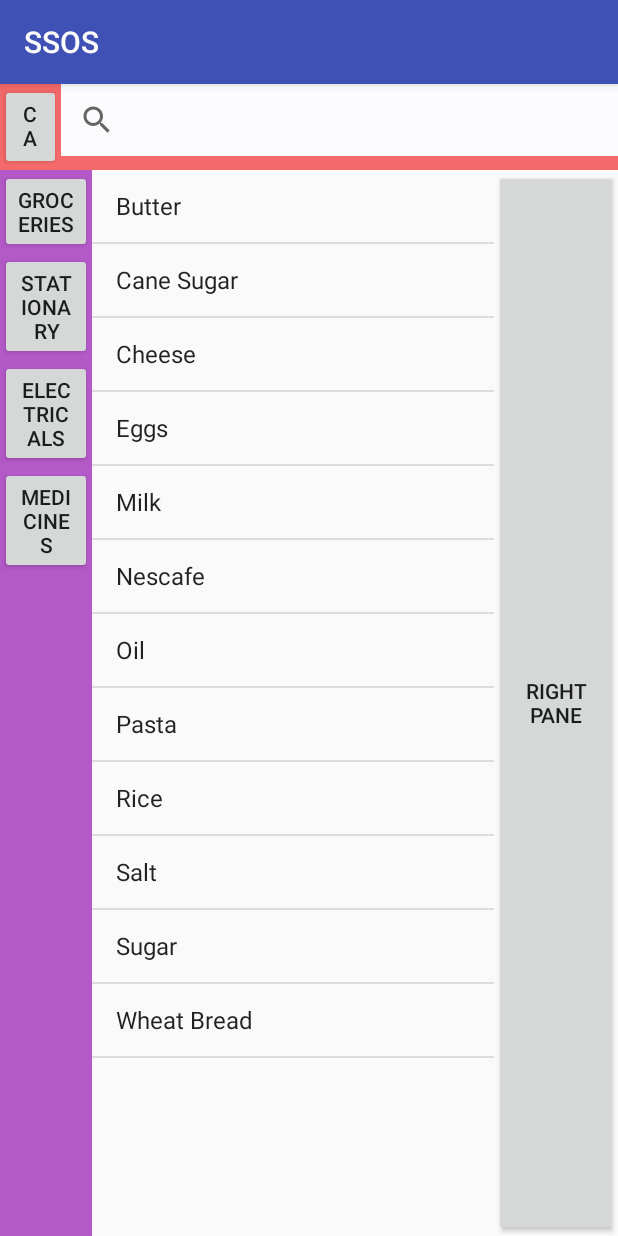
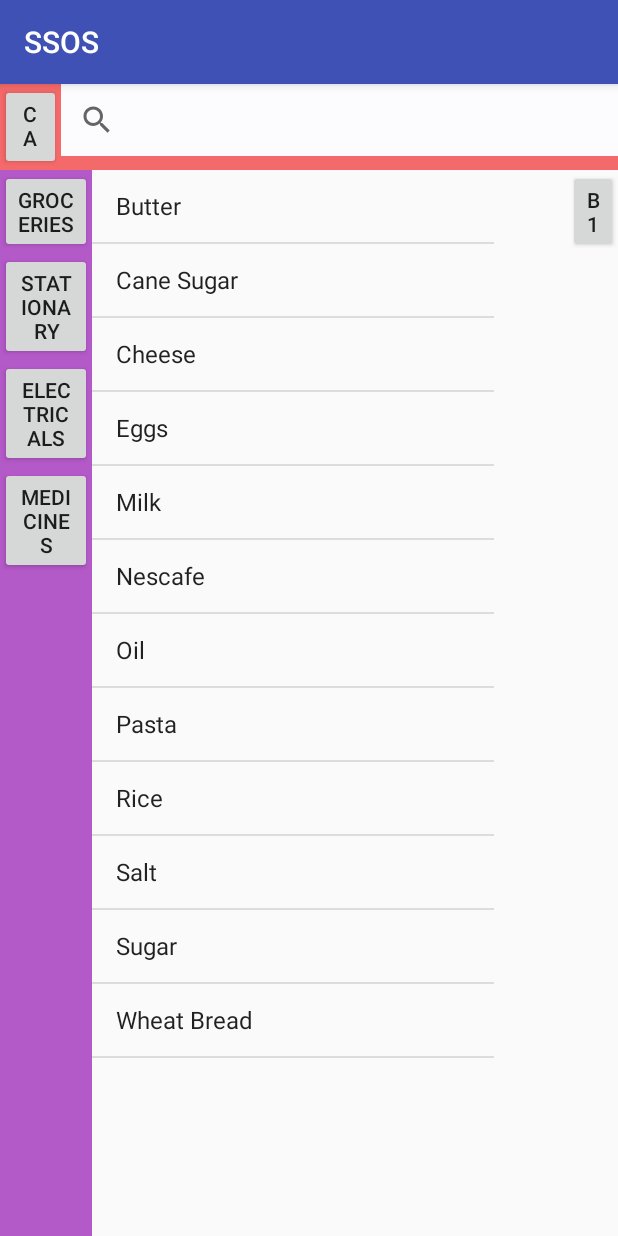
Before and after one commit to sairam9999/SSOS, an Android app: the PlaceOrder screen opened directly, with no data from a screen before it, on a phone screen of 412 x 824 dp. Run offline under Robolectric (Android 15) with nearby library versions, the phone set to English and light mode, and no system bars; 1 statement that could not run was skipped.

Commit message:
Updated code for Right Pane (Item Description UI)

```diff
--- a/app/src/main/res/layout/activity_place_order.xml
+++ b/app/src/main/res/layout/activity_place_order.xml
@@ -17,9 +17,9 @@
     <LinearLayout
         android:layout_width="match_parent"
         android:layout_height="0dp"
+        android:layout_weight="0.75"
         android:background="#eef45f5f"
         android:orientation="horizontal"
-        android:layout_weight="0.75"
         android:weightSum="2">
 
         <Button
@@ -50,9 +50,9 @@
     <LinearLayout
         android:layout_width="match_parent"
         android:layout_height="0dp"
+        android:layout_weight="9.25"
         android:orientation="horizontal"
-        android:weightSum="10"
-        android:layout_weight="9.25">
+        android:weightSum="10">
 
         <!--<Button-->
         <!--android:layout_width="wrap_content"-->
@@ -92,29 +92,55 @@
         </LinearLayout>
 
         <!--<Button-->
-            <!--android:layout_width="wrap_content"-->
-            <!--android:layout_height="match_parent"-->
-            <!--android:layout_weight="7.5"-->
-            <!--android:text="Main Area" />-->
+        <!--android:layout_width="wrap_content"-->
+        <!--android:layout_height="match_parent"-->
+        <!--android:layout_weight="7.5"-->
+        <!--android:text="Main Area" />-->
 
         <ListView
+            android:id="@+id/place_order_listview"
             android:layout_width="0dp"
             android:layout_height="match_parent"
-            android:id="@+id/place_order_listview"
-            android:layout_weight="6.50"
-            >
+            android:layout_weight="6.50">
 
 
         </ListView>
 
+        <!--<Button-->
+        <!--android:layout_width="0dp"-->
+        <!--android:layout_height="match_parent"-->
+        <!--android:layout_weight="2"-->
+        <!--android:text="Right Pane"-->
+        <!--android:id="@+id/rightpane_button"/>-->
 
 
-        <Button
+        <LinearLayout
+            android:id="@+id/itemsDescription_layout"
             android:layout_width="0dp"
             android:layout_height="match_parent"
             android:layout_weight="2"
-            android:text="Right Pane"
-            android:id="@+id/rightpane_button"/>
+            android:orientation="horizontal"
+            android:weightSum="10">
+
+            <TextView
+                android:id="@+id/itemsDescription_textview"
+                android:layout_width="0dp"
+                android:layout_height="wrap_content"
+                android:layout_weight="6"
+                android:textStyle="bold"
+
+                />
+
+            <Button
+                android:layout_width="0dp"
+                android:layout_height="wrap_content"
+                android:layout_weight="4"
+                android:text="B1"
+                android:id="@+id/button_itemImage"
+                />
+
+
+        </LinearLayout>
 
     </LinearLayout>
 
```
